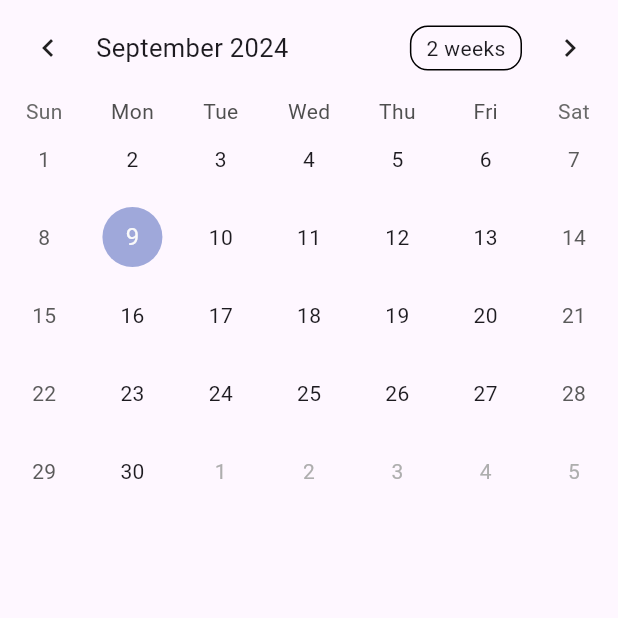
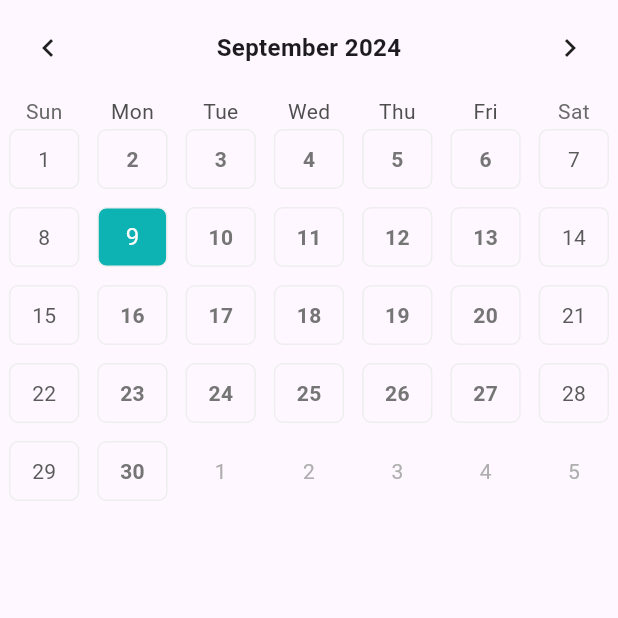
Before and after one commit to Yuhyeon0516/Flutter_Deep_Dive, a Flutter app: the screen it shows after launch, on a phone screen of 412 x 824 dp, the top half of it. Run offline on Flutter 3.47's test engine with Material 3 defaults, Android fonts, the phone set to English and light mode, and no system bars; drawn by our look-alikes of table_calendar; our stand-ins replace geolocator, google_maps_flutter, image_picker, permission_handler, video_player, webview_flutter; missing offline and left inert: agora_rtc_engine.

Commit message:
styled calendar.

```diff
--- /dev/null
+++ b/calendar_schedular/lib/const/color.dart
@@ -0,0 +1,26 @@
+import 'package:flutter/material.dart';
+
+const primaryColor = Color(0xFF0DB2B2);
+
+const categoryColors = [
+  /// 빨강
+  'F44336',
+
+  /// 주황
+  'FF9800',
+
+  /// 노랑
+  'FFEB38',
+
+  /// 초록
+  'FCAF50',
+
+  /// 파랑
+  '2196F3',
+
+  /// 남,
+  '3F5185',
+
+  /// 보라
+  '9C2780',
+];
--- a/calendar_schedular/lib/screen/home_screen.dart
+++ b/calendar_schedular/lib/screen/home_screen.dart
@@ -1,3 +1,4 @@
+import 'package:calendar_schedular/const/color.dart';
 import 'package:flutter/material.dart';
 import 'package:table_calendar/table_calendar.dart';
 
@@ -13,6 +14,18 @@ class _HomeScreenState extends State<HomeScreen> {
 
   @override
   Widget build(BuildContext context) {
+    final defaultBoxDecoration = BoxDecoration(
+      borderRadius: BorderRadius.circular(6),
+      border: Border.all(
+        color: Colors.grey[200]!,
+        width: 1,
+      ),
+    );
+    final defaultTextStyle = TextStyle(
+      color: Colors.grey[600],
+      fontWeight: FontWeight.w700,
+    );
+
     return Scaffold(
       body: SafeArea(
         child: TableCalendar(
@@ -29,6 +42,38 @@ class _HomeScreenState extends State<HomeScreen> {
 
             return day.isAtSameMomentAs(selectedDay!);
           },
+          headerStyle: const HeaderStyle(
+            formatButtonVisible: false,
+            titleCentered: true,
+            titleTextStyle: TextStyle(
+              fontSize: 16,
+              fontWeight: FontWeight.w700,
+            ),
+          ),
+          calendarStyle: CalendarStyle(
+            isTodayHighlighted: true,
+            defaultDecoration: defaultBoxDecoration,
+            weekendDecoration: defaultBoxDecoration,
+            selectedDecoration: defaultBoxDecoration.copyWith(
+              border: Border.all(
+                color: primaryColor,
+                width: 1,
+              ),
+            ),
+            defaultTextStyle: defaultTextStyle,
+            weekNumberTextStyle: defaultTextStyle,
+            selectedTextStyle: defaultTextStyle.copyWith(
+              color: primaryColor,
+            ),
+            todayDecoration: defaultBoxDecoration.copyWith(
+              color: primaryColor,
+            ),
+            outsideDecoration: defaultBoxDecoration.copyWith(
+              border: Border.all(
+                color: Colors.transparent,
+              ),
+            ),
+          ),
         ),
       ),
     );
```
